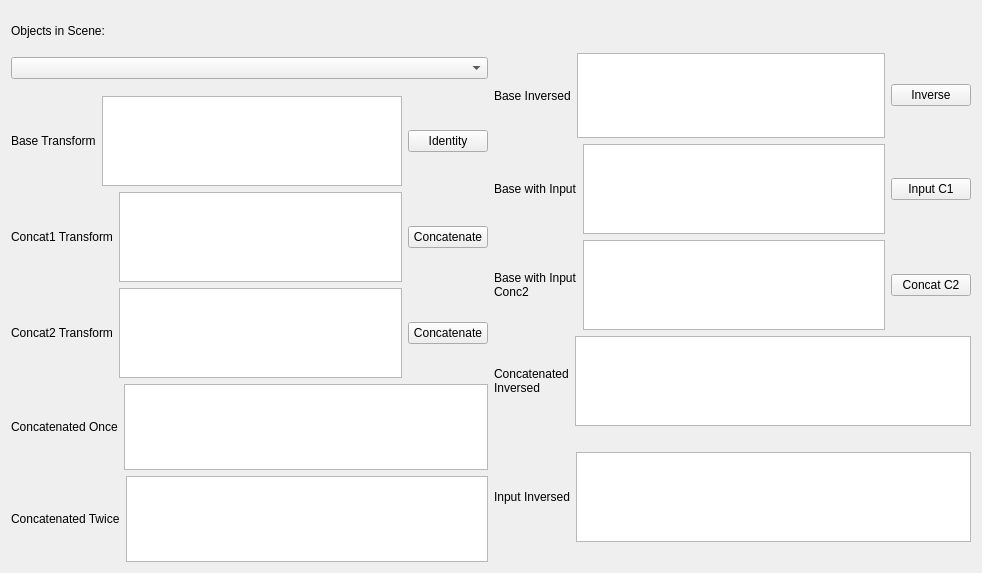
Before: the Qt Designer form TransformOperations/transformoperationswidget.ui in nist-anka/IbisPluginsExtra1, drawn with Qt 5.
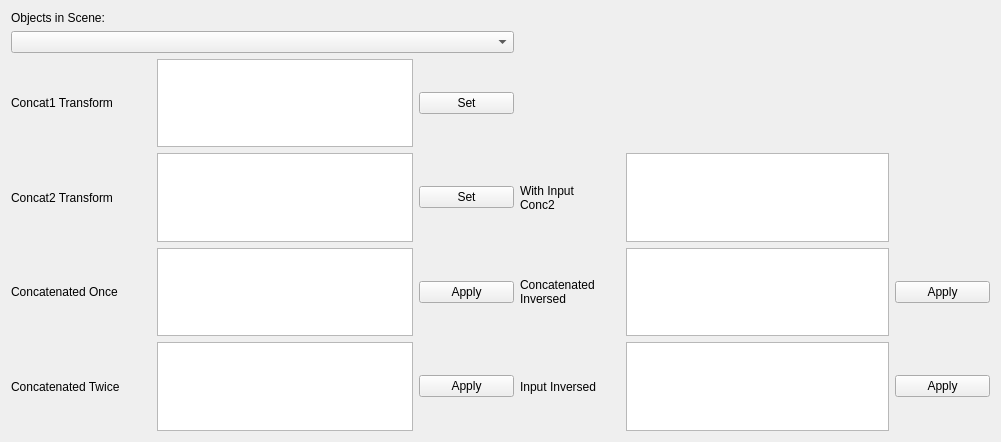
After: the same form once the commit is applied.

Commit message: setting transforms

```diff
--- a/TransformOperations/transformoperationswidget.ui
+++ b/TransformOperations/transformoperationswidget.ui
@@ -6,17 +6,15 @@
    <rect>
     <x>0</x>
     <y>0</y>
-    <width>982</width>
-    <height>573</height>
+    <width>1001</width>
+    <height>442</height>
    </rect>
   </property>
   <property name="windowTitle">
    <string>Form</string>
   </property>
-  <layout class="QHBoxLayout" name="horizontalLayout_11">
-   <item>
     <layout class="QGridLayout" name="gridLayout">
-     <item row="0" column="0" rowspan="2">
+   <item row="0" column="0">
       <layout class="QVBoxLayout" name="verticalLayout">
        <item>
         <widget class="QLabel" name="label">
@@ -36,7 +34,50 @@
        </item>
       </layout>
      </item>
-     <item row="0" column="1">
+   <item row="1" column="0">
+    <layout class="QHBoxLayout" name="horizontalLayout_2">
+     <item>
+      <widget class="QLabel" name="label_3">
+       <property name="minimumSize">
+        <size>
+         <width>140</width>
+         <height>0</height>
+        </size>
+       </property>
+       <property name="text">
+        <string>Concat1 Transform</string>
+       </property>
+      </widget>
+     </item>
+     <item>
+      <widget class="QTextEdit" name="concat1TextEdit">
+       <property name="maximumSize">
+        <size>
+         <width>16777215</width>
+         <height>90</height>
+        </size>
+       </property>
+       <property name="readOnly">
+        <bool>true</bool>
+       </property>
+      </widget>
+     </item>
+     <item>
+      <widget class="QPushButton" name="concat1PushButton">
+       <property name="minimumSize">
+        <size>
+         <width>95</width>
+         <height>0</height>
+        </size>
+       </property>
+       <property name="text">
+        <string>Set</string>
+       </property>
+      </widget>
+     </item>
+    </layout>
+   </item>
+   <item row="1" column="1">
       <spacer name="verticalSpacer">
        <property name="orientation">
         <enum>Qt::Vertical</enum>
@@ -44,171 +85,21 @@
        <property name="sizeHint" stdset="0">
         <size>
          <width>20</width>
-         <height>40</height>
+       <height>84</height>
         </size>
        </property>
       </spacer>
      </item>
-     <item row="1" column="1" rowspan="2">
-      <layout class="QHBoxLayout" name="horizontalLayout_6">
-       <item>
-        <widget class="QLabel" name="label_7">
-         <property name="text">
-          <string>Base Inversed</string>
-         </property>
-        </widget>
-       </item>
-       <item>
-        <widget class="QTextEdit" name="baseInverasedTextEdit">
-         <property name="maximumSize">
-          <size>
-           <width>16777215</width>
-           <height>90</height>
-          </size>
-         </property>
-         <property name="readOnly">
-          <bool>true</bool>
-         </property>
-        </widget>
-       </item>
-       <item>
-        <widget class="QPushButton" name="inversePushButton">
-         <property name="text">
-          <string>Inverse</string>
-         </property>
-        </widget>
-       </item>
-      </layout>
-     </item>
-     <item row="2" column="0" rowspan="2">
-      <layout class="QHBoxLayout" name="horizontalLayout">
-       <item>
-        <widget class="QLabel" name="label_2">
-         <property name="text">
-          <string>Base Transform</string>
-         </property>
-        </widget>
-       </item>
-       <item>
-        <widget class="QTextEdit" name="baseTextEdit">
-         <property name="maximumSize">
-          <size>
-           <width>16777215</width>
-           <height>90</height>
-          </size>
-         </property>
-         <property name="readOnly">
-          <bool>true</bool>
-         </property>
-        </widget>
-       </item>
-       <item>
-        <widget class="QPushButton" name="identityPushButton">
-         <property name="text">
-          <string>Identity</string>
-         </property>
-        </widget>
-       </item>
-      </layout>
-     </item>
-     <item row="3" column="1" rowspan="2">
-      <layout class="QHBoxLayout" name="horizontalLayout_7">
-       <item>
-        <widget class="QLabel" name="label_8">
-         <property name="text">
-          <string>Base with Input</string>
-         </property>
-        </widget>
-       </item>
-       <item>
-        <widget class="QTextEdit" name="baseWithInputTextEdit">
-         <property name="maximumSize">
-          <size>
-           <width>16777215</width>
-           <height>90</height>
-          </size>
-         </property>
-         <property name="readOnly">
-          <bool>true</bool>
-         </property>
-        </widget>
-       </item>
-       <item>
-        <widget class="QPushButton" name="inputPushButton">
-         <property name="text">
-          <string>Input C1</string>
-         </property>
-        </widget>
-       </item>
-      </layout>
-     </item>
-     <item row="4" column="0" rowspan="2">
-      <layout class="QHBoxLayout" name="horizontalLayout_2">
-       <item>
-        <widget class="QLabel" name="label_3">
-         <property name="text">
-          <string>Concat1 Transform</string>
-         </property>
-        </widget>
-       </item>
-       <item>
-        <widget class="QTextEdit" name="concat1TextEdit">
-         <property name="maximumSize">
-          <size>
-           <width>16777215</width>
-           <height>90</height>
-          </size>
-         </property>
-         <property name="readOnly">
-          <bool>true</bool>
-         </property>
-        </widget>
-       </item>
-       <item>
-        <widget class="QPushButton" name="concat1PushButton">
-         <property name="text">
-          <string>Concatenate</string>
-         </property>
-        </widget>
-       </item>
-      </layout>
-     </item>
-     <item row="5" column="1" rowspan="2">
-      <layout class="QHBoxLayout" name="horizontalLayout_8">
-       <item>
-        <widget class="QLabel" name="label_9">
-         <property name="text">
-          <string>Base with Input
-Conc2</string>
-         </property>
-        </widget>
-       </item>
-       <item>
-        <widget class="QTextEdit" name="baseWithInputConcatenatedTextEdit">
-         <property name="maximumSize">
-          <size>
-           <width>16777215</width>
-           <height>90</height>
-          </size>
-         </property>
-         <property name="readOnly">
-          <bool>true</bool>
-         </property>
-        </widget>
-       </item>
-       <item>
-        <widget class="QPushButton" name="inputConcat2PushButton">
-         <property name="text">
-          <string>Concat C2</string>
-         </property>
-        </widget>
-       </item>
-      </layout>
-     </item>
-     <item row="6" column="0" rowspan="2">
+   <item row="2" column="0">
       <layout class="QHBoxLayout" name="horizontalLayout_3">
        <item>
         <widget class="QLabel" name="label_4">
+       <property name="minimumSize">
+        <size>
+         <width>140</width>
+         <height>0</height>
+        </size>
+       </property>
          <property name="text">
           <string>Concat2 Transform</string>
          </property>
@@ -229,25 +120,37 @@
        </item>
        <item>
         <widget class="QPushButton" name="concat2PushButton">
+       <property name="minimumSize">
+        <size>
+         <width>95</width>
+         <height>0</height>
+        </size>
+       </property>
          <property name="text">
-          <string>Concatenate</string>
+        <string>Set</string>
          </property>
         </widget>
        </item>
       </layout>
      </item>
-     <item row="7" column="1" rowspan="2">
-      <layout class="QHBoxLayout" name="horizontalLayout_9">
+   <item row="2" column="1">
+    <layout class="QHBoxLayout" name="horizontalLayout_7">
        <item>
-        <widget class="QLabel" name="label_10">
+      <widget class="QLabel" name="label_9">
+       <property name="minimumSize">
+        <size>
+         <width>100</width>
+         <height>0</height>
+        </size>
+       </property>
          <property name="text">
-          <string>Concatenated
-Inversed</string>
+        <string>With Input
+Conc2</string>
          </property>
         </widget>
        </item>
        <item>
-        <widget class="QTextEdit" name="concatenatedInversedTextEdit">
+      <widget class="QTextEdit" name="baseWithInputConcatenatedTextEdit">
          <property name="maximumSize">
           <size>
            <width>16777215</width>
@@ -259,12 +162,31 @@
          </property>
         </widget>
        </item>
-      </layout>
-     </item>
-     <item row="8" column="0" rowspan="2">
+     <item>
+      <widget class="QLabel" name="label_2">
+       <property name="minimumSize">
+        <size>
+         <width>95</width>
+         <height>0</height>
+        </size>
+       </property>
+       <property name="text">
+        <string>    </string>
+       </property>
+      </widget>
+     </item>
+    </layout>
+   </item>
+   <item row="3" column="0">
       <layout class="QHBoxLayout" name="horizontalLayout_4">
        <item>
         <widget class="QLabel" name="label_5">
+       <property name="minimumSize">
+        <size>
+         <width>140</width>
+         <height>0</height>
+        </size>
+       </property>
          <property name="text">
           <string>Concatenated Once</string>
          </property>
@@ -283,19 +205,39 @@
          </property>
         </widget>
        </item>
-      </layout>
-     </item>
-     <item row="9" column="1" rowspan="2">
-      <layout class="QHBoxLayout" name="horizontalLayout_10">
+     <item>
+      <widget class="QPushButton" name="applyConcatOncePushButton">
+       <property name="minimumSize">
+        <size>
+         <width>95</width>
+         <height>0</height>
+        </size>
+       </property>
+       <property name="text">
+        <string>Apply</string>
+       </property>
+      </widget>
+     </item>
+    </layout>
+   </item>
+   <item row="3" column="1">
+    <layout class="QHBoxLayout" name="horizontalLayout">
        <item>
-        <widget class="QLabel" name="label_11">
+      <widget class="QLabel" name="label_10">
+       <property name="minimumSize">
+        <size>
+         <width>100</width>
+         <height>0</height>
+        </size>
+       </property>
          <property name="text">
-          <string>Input Inversed</string>
+        <string>Concatenated
+Inversed</string>
          </property>
         </widget>
        </item>
        <item>
-        <widget class="QTextEdit" name="baseWithInputInversedTextEdit">
+      <widget class="QTextEdit" name="concatenatedInversedTextEdit">
          <property name="maximumSize">
           <size>
            <width>16777215</width>
@@ -307,12 +249,31 @@
          </property>
         </widget>
        </item>
-      </layout>
-     </item>
-     <item row="10" column="0">
+     <item>
+      <widget class="QPushButton" name="applyConcatInversePushButton">
+       <property name="minimumSize">
+        <size>
+         <width>95</width>
+         <height>0</height>
+        </size>
+       </property>
+       <property name="text">
+        <string>Apply</string>
+       </property>
+      </widget>
+     </item>
+    </layout>
+   </item>
+   <item row="4" column="0">
       <layout class="QHBoxLayout" name="horizontalLayout_5">
        <item>
         <widget class="QLabel" name="label_6">
+       <property name="minimumSize">
+        <size>
+         <width>140</width>
+         <height>0</height>
+        </size>
+       </property>
          <property name="text">
           <string>Concatenated Twice</string>
          </property>
@@ -331,7 +292,61 @@
          </property>
         </widget>
        </item>
-      </layout>
+     <item>
+      <widget class="QPushButton" name="applyConcatTwicePushButton">
+       <property name="minimumSize">
+        <size>
+         <width>95</width>
+         <height>0</height>
+        </size>
+       </property>
+       <property name="text">
+        <string>Apply</string>
+       </property>
+      </widget>
+     </item>
+    </layout>
+   </item>
+   <item row="4" column="1">
+    <layout class="QHBoxLayout" name="horizontalLayout_6">
+     <item>
+      <widget class="QLabel" name="label_11">
+       <property name="minimumSize">
+        <size>
+         <width>100</width>
+         <height>0</height>
+        </size>
+       </property>
+       <property name="text">
+        <string>Input Inversed</string>
+       </property>
+      </widget>
+     </item>
+     <item>
+      <widget class="QTextEdit" name="baseWithInputInversedTextEdit">
+       <property name="maximumSize">
+        <size>
+         <width>16777215</width>
+         <height>90</height>
+        </size>
+       </property>
+       <property name="readOnly">
+        <bool>true</bool>
+       </property>
+      </widget>
+     </item>
+     <item>
+      <widget class="QPushButton" name="applyInputInversePushButton">
+       <property name="minimumSize">
+        <size>
+         <width>95</width>
+         <height>0</height>
+        </size>
+       </property>
+       <property name="text">
+        <string>Apply</string>
+       </property>
+      </widget>
      </item>
     </layout>
    </item>
```
Lines whose indentation alone changed are shown as unchanged. The commit also changes 2 other files.
